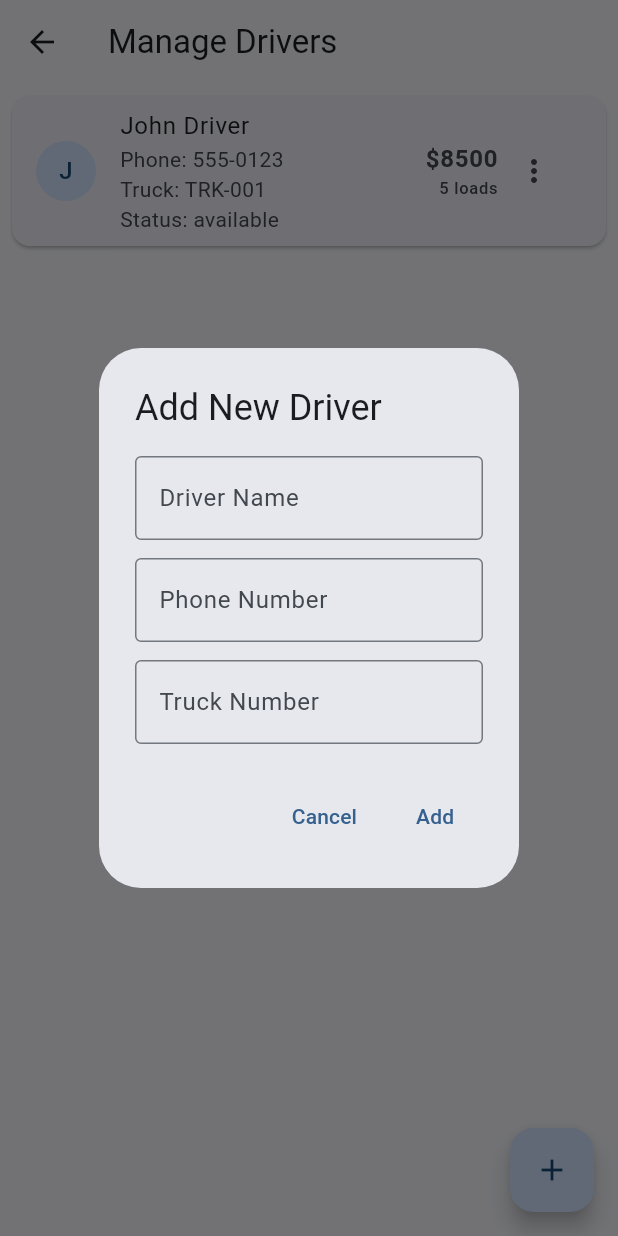
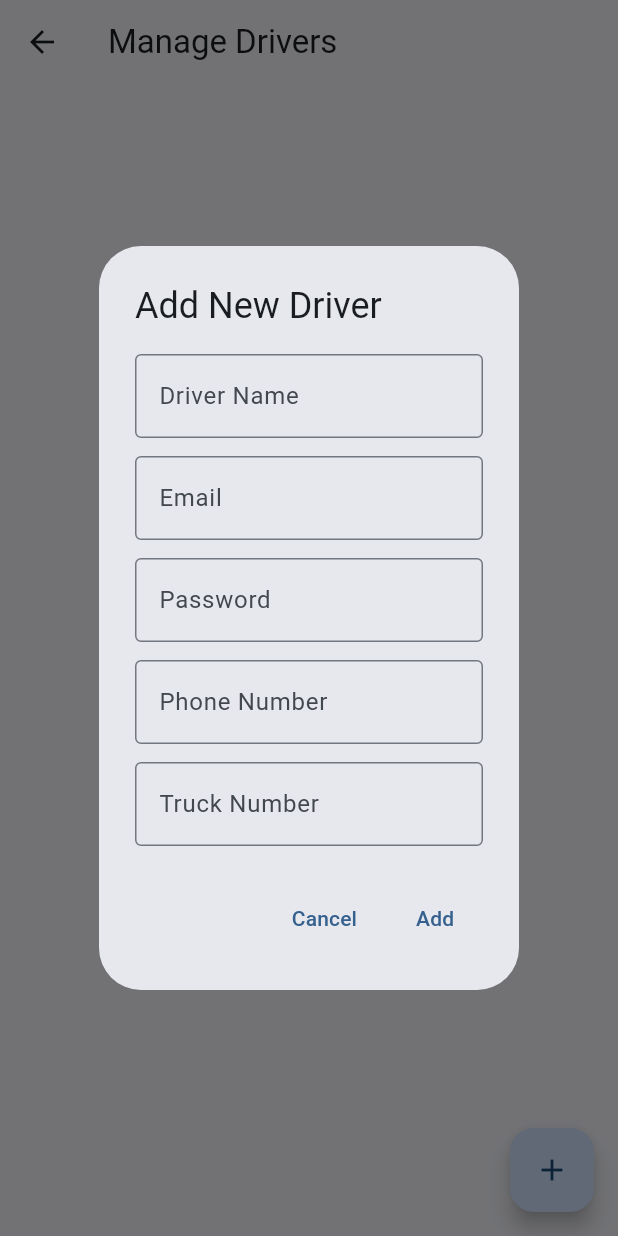
Before and after one commit to dukens11-create/gud, a Flutter app: the ManageDriversScreen screen opened by its route, after a tap on the "add" icon, on a phone screen of 412 x 824 dp. Run offline on Flutter 3.47's test engine with Material 3 defaults, Android fonts, the phone set to English and light mode, and no system bars; our stand-ins replace cloud_firestore, csv, firebase_analytics, firebase_auth, firebase_core, firebase_crashlytics and 13 more; missing offline and left inert: firebase_app_check; accounts and stored records are empty; statements that could not run were skipped.

Commit message:
Fix critical bugs: Replace MockDataService with Firestore, add App Check, add indexes
Co-authored-by: dukens11-create <249652828+dukens11-create@users.noreply.github.com>

```diff
--- a/lib/screens/admin/manage_drivers_screen.dart
+++ b/lib/screens/admin/manage_drivers_screen.dart
@@ -1,5 +1,8 @@
 import 'package:flutter/material.dart';
-import '../../services/mock_data_service.dart';
+import 'package:firebase_auth/firebase_auth.dart';
+import '../../services/firestore_service.dart';
+import '../../services/auth_service.dart';
+import '../../services/navigation_service.dart';
 import '../../models/driver.dart';
 
 /// Manage Drivers Screen - Full driver management functionality
@@ -13,36 +16,18 @@ class ManageDriversScreen extends StatefulWidget {
 }
 
 class _ManageDriversScreenState extends State<ManageDriversScreen> {
-  final mockService = MockDataService();
-  List<Driver> _drivers = [];
-  bool _isLoading = true;
+  final _firestoreService = FirestoreService();
+  final _authService = AuthService();
 
   @override
   void initState() {
     super.initState();
-    _loadDrivers();
-  }
-
-  Future<void> _loadDrivers() async {
-    setState(() => _isLoading = true);
-    try {
-      final drivers = await mockService.getDrivers();
-      setState(() {
-        _drivers = drivers;
-        _isLoading = false;
-      });
-    } catch (e) {
-      setState(() => _isLoading = false);
-      if (mounted) {
-        ScaffoldMessenger.of(context).showSnackBar(
-          SnackBar(content: Text('Error loading drivers: $e')),
-        );
-      }
-    }
   }
 
   Future<void> _showAddDriverDialog() async {
     final nameController = TextEditingController();
+    final emailController = TextEditingController();
+    final passwordController = TextEditingController();
     final phoneController = TextEditingController();
     final truckController = TextEditingController();
 
@@ -58,6 +43,24 @@ class _ManageDriversScreenState extends State<ManageDriversScreen> {
                 controller: nameController,
                 decoration: const InputDecoration(
                   labelText: 'Driver Name',
+                  border: OutlineInputBorder(),
+                ),
+              ),
+              const SizedBox(height: 12),
+              TextField(
+                controller: emailController,
+                keyboardType: TextInputType.emailAddress,
+                decoration: const InputDecoration(
+                  labelText: 'Email',
+                  border: OutlineInputBorder(),
+                ),
+              ),
+              const SizedBox(height: 12),
+              TextField(
+                controller: passwordController,
+                obscureText: true,
+                decoration: const InputDecoration(
+                  labelText: 'Password',
                   border: OutlineInputBorder(),
                 ),
               ),
@@ -90,6 +93,8 @@ class _ManageDriversScreenState extends State<ManageDriversScreen> {
             onPressed: () {
               // Validate before closing dialog (trim to prevent whitespace-only entries)
               if (nameController.text.trim().isEmpty ||
+                  emailController.text.trim().isEmpty ||
+                  passwordController.text.trim().isEmpty ||
                   phoneController.text.trim().isEmpty ||
                   truckController.text.trim().isEmpty) {
                 ScaffoldMessenger.of(dialogContext).showSnackBar(
@@ -99,6 +104,8 @@ class _ManageDriversScreenState extends State<ManageDriversScreen> {
               }
               Navigator.pop(dialogContext, {
                 'name': nameController.text.trim(),
+                'email': emailController.text.trim(),
+                'password': passwordController.text.trim(),
                 'phone': phoneController.text.trim(),
                 'truckNumber': truckController.text.trim(),
               });
@@ -110,17 +117,46 @@ class _ManageDriversScreenState extends State<ManageDriversScreen> {
     );
 
     if (result != null && mounted) {
-      await mockService.addDriver(
+      try {
+        // Register the driver with Firebase Auth and create user profile
+        final credential = await _authService.register(
+          email: result['email']!,
+          password: result['password']!,
+          name: result['name']!,
+          role: 'driver',
+          phone: result['phone']!,
+          truckNumber: result['truckNumber']!,
+        );
+
+        // Create driver document
+        if (credential?.user?.uid != null) {
+          await _firestoreService.createDriver(
+            driverId: credential!.user!.uid,
             name: result['name']!,
             phone: result['phone']!,
             truckNumber: result['truckNumber']!,
           );
+        }
 
         if (mounted) {
-        ScaffoldMessenger.of(context).showSnackBar(
-          const SnackBar(content: Text('Driver added successfully')),
-        );
-        _loadDrivers();
+          NavigationService.showSuccess('Driver added successfully. Verification email sent.');
+        }
+      } on FirebaseAuthException catch (e) {
+        if (mounted) {
+          String errorMessage = 'Failed to add driver';
+          if (e.code == 'email-already-in-use') {
+            errorMessage = 'This email is already registered';
+          } else if (e.code == 'invalid-email') {
+            errorMessage = 'Invalid email address';
+          } else if (e.code == 'weak-password') {
+            errorMessage = 'Password is too weak';
+          }
+          NavigationService.showError(errorMessage);
+        }
+      } catch (e) {
+        if (mounted) {
+          NavigationService.showError('Error adding driver: $e');
+        }
       }
     }
   }
@@ -194,7 +230,8 @@ class _ManageDriversScreenState extends State<ManageDriversScreen> {
     );
 
     if (result != null && mounted) {
-      await mockService.updateDriver(
+      try {
+        await _firestoreService.updateDriver(
           driverId: driver.id,
           name: result['name']!,
           phone: result['phone']!,
@@ -202,10 +239,12 @@ class _ManageDriversScreenState extends State<ManageDriversScreen> {
         );
 
         if (mounted) {
-        ScaffoldMessenger.of(context).showSnackBar(
-          const SnackBar(content: Text('Driver updated successfully')),
-        );
-        _loadDrivers();
+          NavigationService.showSuccess('Driver updated successfully');
+        }
+      } catch (e) {
+        if (mounted) {
+          NavigationService.showError('Error updating driver: $e');
+        }
       }
     }
   }
@@ -215,7 +254,7 @@ class _ManageDriversScreenState extends State<ManageDriversScreen> {
       context: context,
       builder: (context) => AlertDialog(
         title: const Text('Delete Driver'),
-        content: Text('Are you sure you want to delete ${driver.name}?'),
+        content: Text('Are you sure you want to delete ${driver.name}? This will deactivate the driver account.'),
         actions: [
           TextButton(
             onPressed: () => Navigator.pop(context, false),
@@ -231,13 +270,20 @@ class _ManageDriversScreenState extends State<ManageDriversScreen> {
     );
 
     if (confirmed == true && mounted) {
-      await mockService.deleteDriver(driver.id);
+      try {
+        // Deactivate driver instead of deleting
+        await _firestoreService.updateDriver(
+          driverId: driver.id,
+          isActive: false,
+        );
 
         if (mounted) {
-        ScaffoldMessenger.of(context).showSnackBar(
-          const SnackBar(content: Text('Driver deleted successfully')),
-        );
-        _loadDrivers();
+          NavigationService.showSuccess('Driver deactivated successfully');
+        }
+      } catch (e) {
+        if (mounted) {
+          NavigationService.showError('Error deactivating driver: $e');
+        }
       }
     }
   }
@@ -248,14 +294,48 @@ class _ManageDriversScreenState extends State<ManageDriversScreen> {
       appBar: AppBar(
         title: const Text('Manage Drivers'),
       ),
-      body: _isLoading
-          ? const Center(child: CircularProgressIndicator())
-          : _drivers.isEmpty
-              ? const Center(child: Text('No drivers found. Add one to get started!'))
-              : ListView.builder(
-                  itemCount: _drivers.length,
+      body: StreamBuilder<List<Driver>>(
+        stream: _firestoreService.streamDrivers(),
+        builder: (context, snapshot) {
+          if (snapshot.hasError) {
+            return Center(
+              child: Column(
+                mainAxisAlignment: MainAxisAlignment.center,
+                children: [
+                  const Icon(Icons.error_outline, size: 48, color: Colors.red),
+                  const SizedBox(height: 16),
+                  Text('Error: ${snapshot.error}'),
+                  const SizedBox(height: 16),
+                  ElevatedButton(
+                    onPressed: () {
+                      setState(() {}); // Force rebuild
+                    },
+                    child: const Text('Retry'),
+                  ),
+                ],
+              ),
+            );
+          }
+
+          if (snapshot.connectionState == ConnectionState.waiting) {
+            return const Center(child: CircularProgressIndicator());
+          }
+
+          final drivers = snapshot.data ?? [];
+
+          // Filter out inactive drivers
+          final activeDrivers = drivers.where((d) => d.isActive).toList();
+
+          if (activeDrivers.isEmpty) {
+            return const Center(
+              child: Text('No drivers found. Add one to get started!'),
+            );
+          }
+
+          return ListView.builder(
+            itemCount: activeDrivers.length,
             itemBuilder: (context, index) {
-                    final driver = _drivers[index];
+              final driver = activeDrivers[index];
               return Card(
                 margin: const EdgeInsets.all(8),
                 child: ListTile(
@@ -313,7 +393,7 @@ class _ManageDriversScreenState extends State<ManageDriversScreen> {
                               children: [
                                 Icon(Icons.delete, size: 20, color: Colors.red),
                                 SizedBox(width: 8),
-                                      Text('Delete', style: TextStyle(color: Colors.red)),
+                                Text('Deactivate', style: TextStyle(color: Colors.red)),
                               ],
                             ),
                           ),
@@ -324,6 +404,8 @@ class _ManageDriversScreenState extends State<ManageDriversScreen> {
                 ),
               );
             },
+          );
+        },
       ),
       floatingActionButton: FloatingActionButton(
         onPressed: _showAddDriverDialog,
--- a/lib/screens/driver/driver_home.dart
+++ b/lib/screens/driver/driver_home.dart
@@ -1,10 +1,10 @@
 import 'package:flutter/material.dart';
 import 'dart:async';
 import 'package:intl/intl.dart';
-import '../../services/mock_data_service.dart';
 import '../../services/location_service.dart';
 import '../../services/firestore_service.dart';
 import '../../services/analytics_service.dart';
+import '../../services/navigation_service.dart';
 import '../../services/driver_extended_service.dart';
 import '../../models/load.dart';
 import '../../models/driver_extended.dart';
@@ -59,8 +59,7 @@ class _DriverHomeState extends State<DriverHome> {
   }
 
   Stream<List<LoadModel>> _getFilteredLoads() {
-    final mockService = MockDataService();
-    return mockService.streamDriverLoads(widget.driverId).map((loads) {
+    return _firestoreService.streamDriverLoads(widget.driverId).map((loads) {
       return loads.where((load) {
         // Search filter
         final matchesSearch = _searchQuery.isEmpty ||
```
Also changed, not shown: firestore.indexes.json (+64 -0 lines), lib/main.dart (+28 -7 lines). Lines whose indentation alone changed are shown as unchanged.
